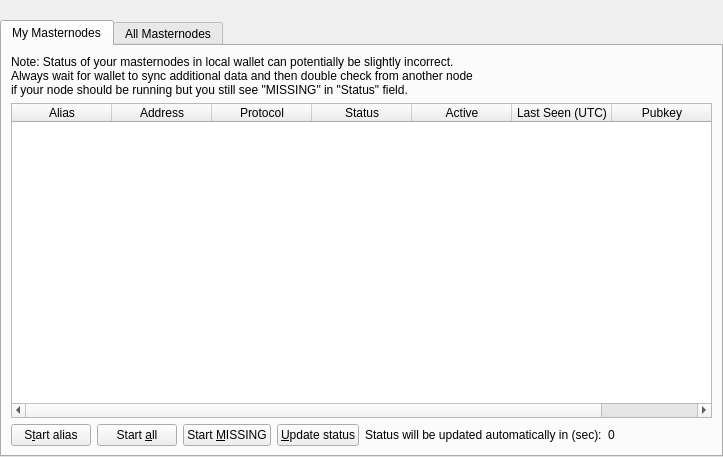
Above: src/qt/forms/masternodelist.ui from AgoutiCoin/agouti before the change. Below: the same form after it.
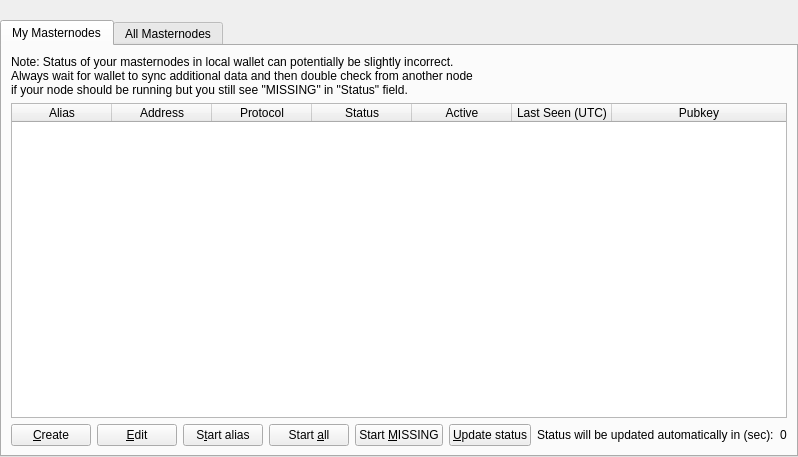
That is the form after the change.

Commit message: Masternode creation tool

Diff of the .ui file:
```diff
--- a/src/qt/forms/masternodelist.ui
+++ b/src/qt/forms/masternodelist.ui
@@ -181,6 +181,26 @@
              <property name="bottomMargin">
               <number>0</number>
              </property>
+             <item>
+              <widget class="QPushButton" name="createMasternodeButton">
+               <property name="text">
+                <string>&amp;Create</string>
+               </property>
+               <property name="toolTip">
+                <string>Create a new masternode entry</string>
+               </property>
+              </widget>
+             </item>
+             <item>
+              <widget class="QPushButton" name="editMasternodeButton">
+               <property name="text">
+                <string>&amp;Edit</string>
+               </property>
+               <property name="toolTip">
+                <string>Edit selected masternode</string>
+               </property>
+              </widget>
+             </item>
              <item>
               <widget class="QPushButton" name="startButton">
                <property name="text">
```
The commit also changes 8 other files.
